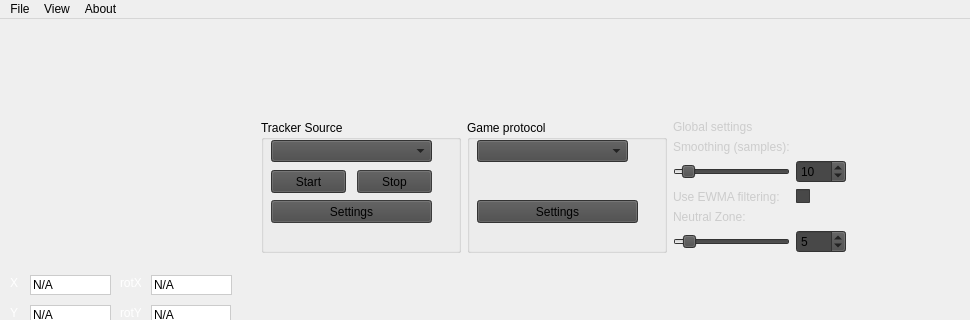
First picture: the form in FaceTrackNoIR/FaceTrackNoIR.ui, repository aavendan/facetracknoir, before the edit; both pictures show x 0 to 970 and y 0 to 320 of the 970 by 521 pixel window.
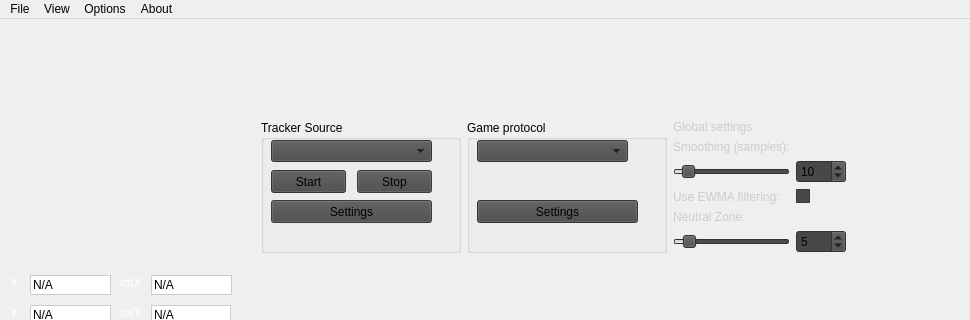
Second picture: the form after the edit. Icons and pictures are not drawn.

Diff of the .ui file:
```diff
--- a/FaceTrackNoIR/FaceTrackNoIR.ui
+++ b/FaceTrackNoIR/FaceTrackNoIR.ui
@@ -2199,8 +2199,16 @@
     <addaction name="actionVideoWidget"/>
     <addaction name="actionHeadPoseWidget"/>
    </widget>
+   <widget class="QMenu" name="menuOptions">
+    <property name="title">
+     <string>Options</string>
+    </property>
+    <addaction name="actionPreferences"/>
+    <addaction name="actionKeyboard_Shortcuts"/>
+   </widget>
    <addaction name="menuFile"/>
    <addaction name="menuView"/>
+   <addaction name="menuOptions"/>
    <addaction name="menuAbout"/>
   </widget>
   <action name="actionOpen">
```
Left out of the diff: 10 changed lines with no effect on the pictures.
